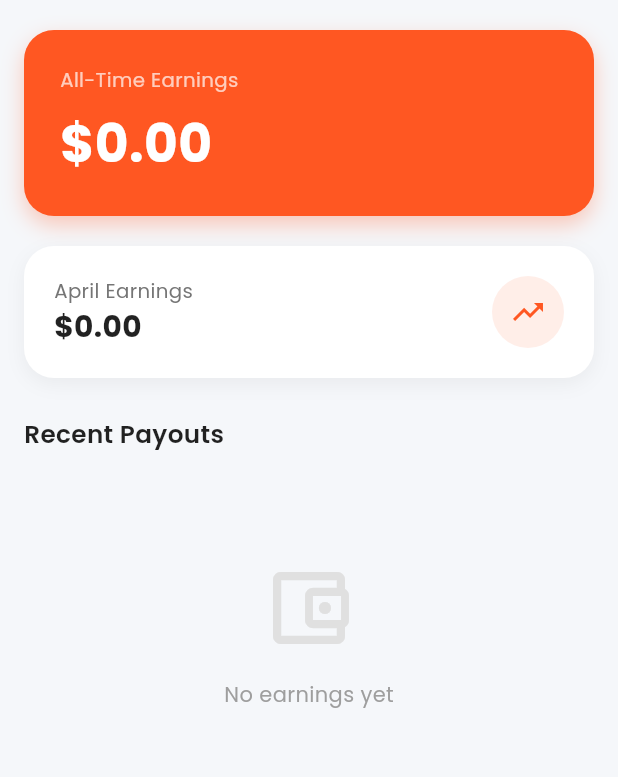
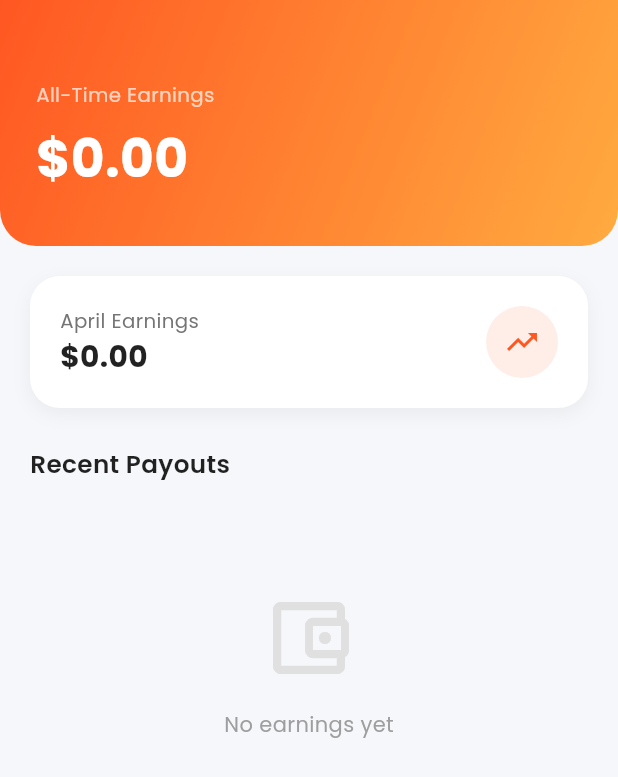
Before and after one commit to AndWhydev/Food-Run, a Flutter app: the EarningsScreen screen opened directly, on a phone screen of 412 x 824 dp. Shown: the top 777 px of the screen. Run offline on Flutter 3.47's test engine with Material 3 defaults, Android fonts, the phone set to English and light mode, and no system bars; our stand-ins replace cloud_firestore, firebase_auth, firebase_core, firebase_messaging, get, go_router and 2 more; accounts and stored records are empty.

Commit message:
some fixes

```diff
--- a/lib/auth/web/signup_web.dart
+++ b/lib/auth/web/signup_web.dart
@@ -333,7 +333,7 @@ class _SignUpScreenWebState extends State<SignUpScreenWeb> {
                         ),
                         const SizedBox(height: 8),
                         Text(
-                          "Join FoodHub today & explore\nfresh meals anytime, anywhere",
+                          "Join FoodRun today & explore\nfresh meals anytime, anywhere",
                           style: GoogleFonts.poppins(
                             fontSize: 16,
                             fontWeight: FontWeight.w400,
--- a/lib/main.dart
+++ b/lib/main.dart
@@ -31,9 +31,10 @@ class MyApp extends StatelessWidget {
   Widget build(BuildContext context) {
     return MaterialApp.router(
       debugShowCheckedModeBanner: false,
-      title: 'FoodHub',
+      title: 'FoodRun',
       theme: AppTheme.lightTheme,
       routerConfig: AppRouter.router,
     );
+
   }
 }
--- a/lib/views/customer/home/widgets/customer_home_mob.dart
+++ b/lib/views/customer/home/widgets/customer_home_mob.dart
@@ -1160,7 +1160,7 @@ class _AdminHomeScreenState extends State<AdminHomeScreen> {
         elevation: 0,
         backgroundColor: Colors.deepOrange,
         title: Text(
-          'FoodHub (Admin)',
+          'FoodRun (Admin)',
           style: TextStyle(
             color: Colors.white,
             fontWeight: FontWeight.bold,
--- a/lib/views/rider/pages/earnings.dart
+++ b/lib/views/rider/pages/earnings.dart
@@ -17,10 +17,11 @@ class EarningsScreen extends StatelessWidget {
     final Size size = MediaQuery.of(context).size;
     final double baseFont = size.width * 0.04;
 
-    return Scaffold(
+    return SafeArea(
+      top: false,
+      child: Scaffold(
         backgroundColor: const Color(0xFFF5F7FA),
-      body: SafeArea(
-        child: StreamBuilder<List<OrderModel>>(
+        body: StreamBuilder<List<OrderModel>>(
           stream: riderProvider.listenCompletedOrders(),
           builder: (context, snapshot) {
             if (snapshot.connectionState == ConnectionState.waiting) {
@@ -34,7 +35,11 @@ class EarningsScreen extends StatelessWidget {
                 child: Column(
                   mainAxisAlignment: MainAxisAlignment.center,
                   children: [
-                    const Icon(Icons.error_outline, size: 48, color: Colors.red),
+                    const Icon(
+                      Icons.error_outline,
+                      size: 48,
+                      color: Colors.red,
+                    ),
                     const SizedBox(height: 16),
                     Text(
                       'Error: ${snapshot.error}',
@@ -76,7 +81,7 @@ class EarningsScreen extends StatelessWidget {
             }
 
             return SingleChildScrollView(
-              padding: const EdgeInsets.symmetric(horizontal: 16, vertical: 20),
+              padding: EdgeInsets.only(bottom: 50),
               child: Column(
                 crossAxisAlignment: CrossAxisAlignment.start,
                 children: [
@@ -84,21 +89,19 @@ class EarningsScreen extends StatelessWidget {
                   Container(
                     width: double.infinity,
                     padding: const EdgeInsets.all(24),
-                    decoration: BoxDecoration(
+                    decoration: const BoxDecoration(
                       gradient: LinearGradient(
-                        colors: [primaryColor, accentColor],
+                        colors: [Colors.deepOrange, Colors.orangeAccent],
                         begin: Alignment.topLeft,
                         end: Alignment.bottomRight,
                       ),
-                      borderRadius: BorderRadius.circular(20),
-                      boxShadow: [
-                        BoxShadow(
-                          color: primaryColor.withOpacity(0.3),
-                          blurRadius: 12,
-                          offset: const Offset(0, 6),
+                      borderRadius: BorderRadius.only(
+                        bottomLeft: Radius.circular(24),
+                        bottomRight: Radius.circular(24),
                       ),
-                      ],
                     ),
+                    child: Padding(
+                      padding: EdgeInsets.only(top: 30, bottom: 10),
                       child: Column(
                         crossAxisAlignment: CrossAxisAlignment.start,
                         children: [
@@ -121,10 +124,13 @@ class EarningsScreen extends StatelessWidget {
                         ],
                       ),
                     ),
+                  ),
                   const SizedBox(height: 20),
 
                   // Monthly Earnings Card
-                  Container(
+                  Padding(
+                    padding: const EdgeInsets.symmetric(horizontal: 20),
+                    child: Container(
                       width: double.infinity,
                       padding: const EdgeInsets.all(20),
                       decoration: BoxDecoration(
@@ -176,15 +182,19 @@ class EarningsScreen extends StatelessWidget {
                         ],
                       ),
                     ),
+                  ),
                   const SizedBox(height: 25),
 
                   // Recent Payouts Header
-                  Text(
+                  Padding(
+                    padding: const EdgeInsets.symmetric(horizontal: 20),
+                    child: Text(
                       "Recent Payouts",
                       style: GoogleFonts.poppins(
                         fontSize: baseFont,
                         fontWeight: FontWeight.w600,
                         color: Colors.black87,
+                      ),
                     ),
                   ),
                   const SizedBox(height: 12),
@@ -213,7 +223,9 @@ class EarningsScreen extends StatelessWidget {
                             ),
                           ),
                         )
-                      : ListView.builder(
+                      : Padding(
+                          padding: EdgeInsets.symmetric(horizontal: 20),
+                          child: ListView.builder(
                             shrinkWrap: true,
                             physics: const NeverScrollableScrollPhysics(),
                             itemCount: orders.length,
@@ -223,14 +235,17 @@ class EarningsScreen extends StatelessWidget {
                               if (order.bids != null &&
                                   order.bids!.containsKey(riderId)) {
                                 final bidData =
-                                  order.bids![riderId] as Map<String, dynamic>;
-                              amount = (bidData['amount'] as num?)?.toDouble() ??
+                                    order.bids![riderId]
+                                        as Map<String, dynamic>;
+                                amount =
+                                    (bidData['amount'] as num?)?.toDouble() ??
                                     0.0;
                               }
 
                               final dateStr = order.completedAt != null
-                                ? DateFormat('dd MMM, yyyy')
-                                    .format(order.completedAt!)
+                                  ? DateFormat(
+                                      'dd MMM, yyyy',
+                                    ).format(order.completedAt!)
                                   : 'N/A';
 
                               return Container(
@@ -251,16 +266,20 @@ class EarningsScreen extends StatelessWidget {
                                   ),
                                 ),
                                 child: Row(
-                                mainAxisAlignment: MainAxisAlignment.spaceBetween,
+                                  mainAxisAlignment:
+                                      MainAxisAlignment.spaceBetween,
                                   children: [
                                     Row(
                                       children: [
                                         Container(
                                           padding: const EdgeInsets.all(10),
                                           decoration: BoxDecoration(
-                                          color: primaryColor.withOpacity(0.1),
-                                          borderRadius:
-                                              BorderRadius.circular(12),
+                                            color: primaryColor.withOpacity(
+                                              0.1,
+                                            ),
+                                            borderRadius: BorderRadius.circular(
+                                              12,
+                                            ),
                                           ),
                                           child: Icon(
                                             Icons.delivery_dining,
@@ -305,6 +324,7 @@ class EarningsScreen extends StatelessWidget {
                               );
                             },
                           ),
+                        ),
                 ],
               ),
             );
```
Also changed, not shown: lib/auth/services/auth_wrapper.dart (+28 -27 lines), lib/views/onboarding/onboarding.dart (+12 -3 lines), lib/views/rider/pages/deliveries.dart (+11 -4 lines), lib/views/rider/pages/profile/profile.dart (+11 -11 lines), lib/views/rider/pages/rider_home_screen.dart (+8 -4 lines), assets/icons/tr.png (added), 4 other files. Lines whose indentation alone changed are shown as unchanged.
